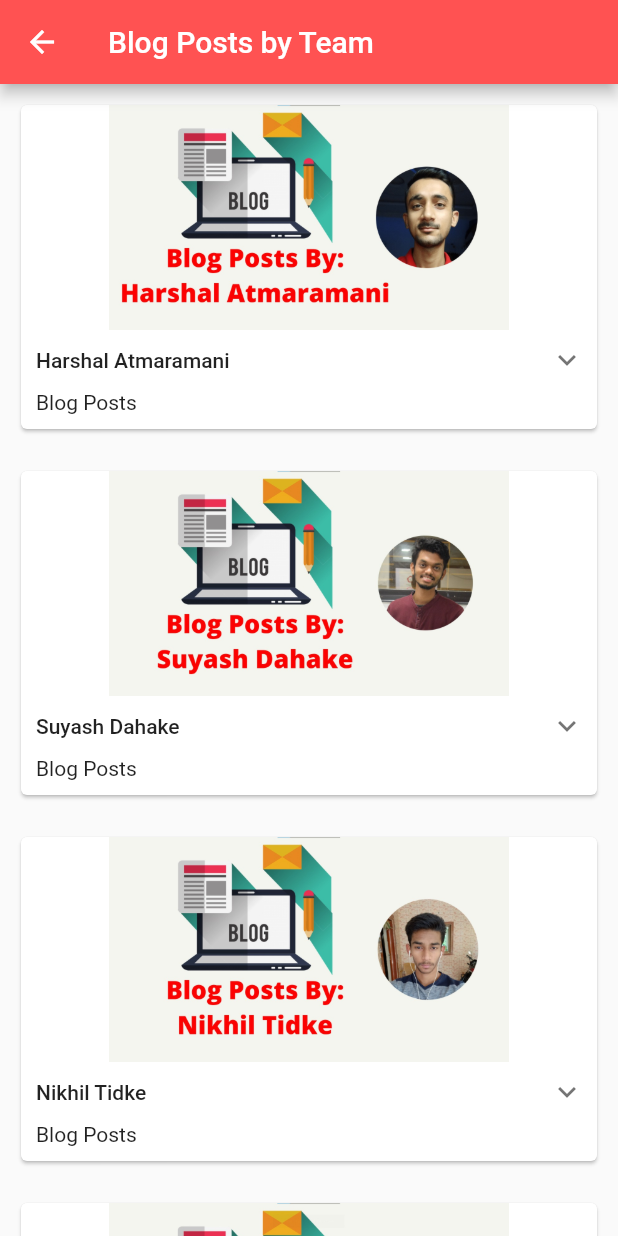
After one commit to suyash0102/task_11, a Flutter app: the screen it shows after launch, after a tap on "Blog Posts by Team", on a phone screen of 412 x 824 dp. The commit adds this screen. Run offline on Flutter 3.47's test engine with Material 2 defaults, Android fonts, the phone set to English and light mode, and no system bars; drawn by our look-alikes of expandable; our stand-ins replace webview_flutter.

Commit message:
blog_posts added

```diff
--- /dev/null
+++ b/lib/blog_posts/blog_posts_page.dart
@@ -0,0 +1,31 @@
+import 'dart:io';
+import 'package:flutter/material.dart';
+import 'package:webview_flutter/webview_flutter.dart';
+
+class BlogPostsPage extends StatefulWidget {
+  final String blogUrl;
+
+  const BlogPostsPage({Key key, this.blogUrl}) : super(key: key);
+
+  @override
+  _BlogPostsPageState createState() => _BlogPostsPageState();
+}
+
+class _BlogPostsPageState extends State<BlogPostsPage> {
+  @override
+  void initState() {
+    super.initState();
+    // Enable hybrid composition.
+    if (Platform.isAndroid) WebView.platform = SurfaceAndroidWebView();
+  }
+  @override
+  Widget build(BuildContext context) {
+    return Scaffold(
+      appBar:  AppBar(title: Text("Blog Post"),backgroundColor: Colors.redAccent,),
+      drawer: ,
+      body: WebView(
+        initialUrl: widget.blogUrl,
+      ),
+    );
+  }
+}
--- /dev/null
+++ b/lib/blog_posts/blogs_home.dart
@@ -0,0 +1,399 @@
+import 'package:expandable/expandable.dart';
+import 'package:flutter/material.dart';
+import 'package:task_11/blog_posts/blog_posts_page.dart';
+
+class BlogsHome extends StatefulWidget {
+
+  @override
+  _BlogsHomeState createState() => _BlogsHomeState();
+}
+
+class _BlogsHomeState extends State<BlogsHome> {
+  @override
+  Widget build(BuildContext context) {
+    return Scaffold(
+      appBar: AppBar(title: Text("Blog Posts by Team"),backgroundColor: Colors.redAccent,),
+      body: SingleChildScrollView(
+        child: Container(
+          child:Column(
+            children: [
+              ExpandableNotifier(
+                  child: Padding(
+                    padding: const EdgeInsets.all(10),
+                    child: Card(
+                      clipBehavior: Clip.antiAlias,
+                      child: Column(
+                        children: <Widget>[
+                          SizedBox(
+                            height: 150,
+                            child: Container(
+                              child: Container(
+                                child: Image.asset(
+                                  'assets/images/blog_harshal.jpeg',
+                                ),
+                              ),
+                            ),
+                          ),
+                          ScrollOnExpand(
+                            scrollOnExpand: true,
+                            scrollOnCollapse: false,
+                            child: ExpandablePanel(
+                              theme: const ExpandableThemeData(
+                                headerAlignment: ExpandablePanelHeaderAlignment.center,
+                                tapBodyToCollapse: true,
+                              ),
+                              header: Padding(
+                                  padding: EdgeInsets.all(10),
+                                  child: Text(
+                                    "Harshal Atmaramani",
+                                    style: Theme.of(context).textTheme.body2,
+                                  )),
+                              collapsed: Text(
+                                "Blog Posts",
+                                softWrap: true,
+                                maxLines: 2,
+                                overflow: TextOverflow.ellipsis,
+                              ),
+                              expanded: Column(
+                                crossAxisAlignment: CrossAxisAlignment.start,
+                                children: <Widget>[
+                                  TextButton(
+                                    child: Text('Confusion Matrix as a technique to understand Cyber Attacks and gain insights'),
+                                    onPressed: () {
+                                      Navigator.push(
+                                        context,
+                                        MaterialPageRoute(
+                                          builder: (context) {
+                                            return BlogPostsPage(blogUrl: "https://harshal-atmaramani.medium.com/",);
+                                          },
+                                        ),
+                                      );
+                                    },
+                                  ),
+                                  TextButton(
+                                    child: Text('JS — How can you be everywhere!'),
+                                    onPressed: () {
+                                      Navigator.push(
+                                        context,
+                                        MaterialPageRoute(
+                                          builder: (context) {
+                                            return BlogPostsPage(blogUrl: "https://harshal-atmaramani.medium.com/js-how-can-you-be-everywhere-ff52098750bf",);
+                                          },
+                                        ),
+                                      );
+                                    },
+                                  ),
+                                ],
+                              ),
+                              builder: (_, collapsed, expanded) {
+                                return Padding(
+                                  padding: EdgeInsets.only(left: 10, right: 10, bottom: 10),
+                                  child: Expandable(
+                                    collapsed: collapsed,
+                                    expanded: expanded,
+                                    theme: const ExpandableThemeData(crossFadePoint: 0),
+                                  ),
+                                );
+                              },
+                            ),
+                          ),
+                        ],
+                      ),
+                    ),
+                  )),
+              ExpandableNotifier(
+                  child: Padding(
+                    padding: const EdgeInsets.all(10),
+                    child: Card(
+                      clipBehavior: Clip.antiAlias,
+                      child: Column(
+                        children: <Widget>[
+                          SizedBox(
+                            height: 150,
+                            child: Container(
+                              child: Image.asset(
+                                'assets/images/blog_suyash.jpeg',
+                              ),
+                            ),
+                          ),
+                          ScrollOnExpand(
+                            scrollOnExpand: true,
+                            scrollOnCollapse: false,
+                            child: ExpandablePanel(
+                              theme: const ExpandableThemeData(
+                                headerAlignment: ExpandablePanelHeaderAlignment.center,
+                                tapBodyToCollapse: true,
+                              ),
+                              header: Padding(
+                                  padding: EdgeInsets.all(10),
+                                  child: Text(
+                                    "Suyash Dahake",
+                                    style: Theme.of(context).textTheme.body2,
+                                  )),
+                              collapsed: Text(
+                                "Blog Posts",
+                                softWrap: true,
+                                maxLines: 2,
+                                overflow: TextOverflow.ellipsis,
+                              ),
+                              expanded: Column(
+                                crossAxisAlignment: CrossAxisAlignment.start,
+                                children: <Widget>[
+                                  TextButton(
+                                    child: Text('Cybercrime cases detection using Confusion Matrix'),
+                                    onPressed: () {
+                                      Navigator.push(
+                                        context,
+                                        MaterialPageRoute(
+                                          builder: (context) {
+                                            return BlogPostsPage(blogUrl: "https://suyashdahake410.medium.com/cybercrime-cases-detection-using-confusion-matrix-a6c3a8215ff3",);
+                                          },
+                                        ),
+                                      );
+                                    },
+                                  ),
+                                  TextButton(
+                                    child: Text('Industry use cases of Java Script'),
+                                    onPressed: () {
+                                      Navigator.push(
+                                        context,
+                                        MaterialPageRoute(
+                                          builder: (context) {
+                                            return BlogPostsPage(blogUrl: "https://suyashdahake410.medium.com/industry-use-cases-of-java-script-2678d2d8ed0f",);
+                                          },
+                                        ),
+                                      );
+                                    },
+                                  ),
+                                  TextButton(
+                                    child: Text('K-mean clustering and its real use-case in the security domain'),
+                                    onPressed: () {
+                                      Navigator.push(
+                                        context,
+                                        MaterialPageRoute(
+                                          builder: (context) {
+                                            return BlogPostsPage(blogUrl: "https://suyashdahake410.medium.com/k-mean-clustering-and-its-real-use-case-in-the-security-domain-731c5ffd8d17",);
+                                          },
+                                        ),
+                                      );
+                                    },
+                                  ),
+                                ],
+                              ),
+                              builder: (_, collapsed, expanded) {
+                                return Padding(
+                                  padding: EdgeInsets.only(left: 10, right: 10, bottom: 10),
+                                  child: Expandable(
+                                    collapsed: collapsed,
+                                    expanded: expanded,
+                                    theme: const ExpandableThemeData(crossFadePoint: 0),
+                                  ),
+                                );
+                              },
+                            ),
+                          ),
+                        ],
+                      ),
+                    ),
+                  )),
+              ExpandableNotifier(
+                  child: Padding(
+                    padding: const EdgeInsets.all(10),
+                    child: Card(
+                      clipBehavior: Clip.antiAlias,
+                      child: Column(
+                        children: <Widget>[
+                          SizedBox(
+                            height: 150,
+                            child: Container(
+                              child: Container(
+                                child: Image.asset(
+                                  'assets/images/blog_nikhil.jpeg',
+                                ),
+                              ),
+                            ),
+                          ),
+                          ScrollOnExpand(
+                            scrollOnExpand: true,
+                            scrollOnCollapse: false,
+                            child: ExpandablePanel(
+                              theme: const ExpandableThemeData(
+                                headerAlignment: ExpandablePanelHeaderAlignment.center,
+                                tapBodyToCollapse: true,
+                              ),
+                              header: Padding(
+                                  padding: EdgeInsets.all(10),
+                                  child: Text(
+                                    "Nikhil Tidke",
+                                    style: Theme.of(context).textTheme.body2,
+                                  )),
+                              collapsed: Text(
+                                "Blog Posts",
+                                softWrap: true,
+                                maxLines: 2,
+                                overflow: TextOverflow.ellipsis,
+                              ),
+                              expanded: Column(
+                                crossAxisAlignment: CrossAxisAlignment.start,
+                                children: <Widget>[
+                                  TextButton(
+                                    child: Text('Cybercrime cases detection using Confusion Matrix'),
+                                    onPressed: () {
+                                      Navigator.push(
+                                        context,
+                                        MaterialPageRoute(
+                                          builder: (context) {
+                                            return BlogPostsPage(blogUrl: "https://suyashdahake410.medium.com/cybercrime-cases-detection-using-confusion-matrix-a6c3a8215ff3",);
+                                          },
+                                        ),
+                                      );
+                                    },
+                                  ),
+                                  TextButton(
+                                    child: Text('Industry use cases of Java Script'),
+                                    onPressed: () {
+                                      Navigator.push(
+                                        context,
+                                        MaterialPageRoute(
+                                          builder: (context) {
+                                            return BlogPostsPage(blogUrl: "https://suyashdahake410.medium.com/industry-use-cases-of-java-script-2678d2d8ed0f",);
+                                          },
+                                        ),
+                                      );
+                                    },
+                                  ),
+                                  TextButton(
+                                    child: Text('K-mean clustering and its real use-case in the security domain'),
+                                    onPressed: () {
+                                      Navigator.push(
+                                        context,
+                                        MaterialPageRoute(
+                                          builder: (context) {
+                                            return BlogPostsPage(blogUrl: "https://suyashdahake410.medium.com/k-mean-clustering-and-its-real-use-case-in-the-security-domain-731c5ffd8d17",);
+                                          },
+                                        ),
+                                      );
+                                    },
+                                  ),
+                                ],
+                              ),
+                              builder: (_, collapsed, expanded) {
+                                return Padding(
+                                  padding: EdgeInsets.only(left: 10, right: 10, bottom: 10),
+                                  child: Expandable(
+                                    collapsed: collapsed,
+                                    expanded: expanded,
+                                    theme: const ExpandableThemeData(crossFadePoint: 0),
+                                  ),
+                                );
+                              },
+                            ),
+                          ),
+                        ],
+                      ),
+                    ),
+                  )),
+              ExpandableNotifier(
+                  child: Padding(
+                    padding: const EdgeInsets.all(10),
+                    child: Card(
+                      clipBehavior: Clip.antiAlias,
+                      child: Column(
+                        children: <Widget>[
+                          SizedBox(
+                            height: 150,
+                            child: Container(
+                              child: Container(
+                                child: Image.asset(
+                                  'assets/images/blog_deepali.jpeg',
+                                ),
+                              ),
+                            ),
+                          ),
+                          ScrollOnExpand(
+                            scrollOnExpand: true,
+                            scrollOnCollapse: false,
+                            child: ExpandablePanel(
+                              theme: const ExpandableThemeData(
+                                headerAlignment: ExpandablePanelHeaderAlignment.center,
+                                tapBodyToCollapse: true,
+                              ),
+                              header: Padding(
+                                  padding: EdgeInsets.all(10),
+                                  child: Text(
+                                    "Deepali Ghadia",
+                                    style: Theme.of(context).textTheme.body2,
+                                  )),
+                              collapsed: Text(
+                                "Blog Posts",
+                                softWrap: true,
+                                maxLines: 2,
+                                overflow: TextOverflow.ellipsis,
+                              ),
+                              expanded: Column(
+                                crossAxisAlignment: CrossAxisAlignment.start,
+                                children: <Widget>[
+                                  TextButton(
+                                    child: Text('Cybercrime cases detection using Confusion Matrix'),
+                                    onPressed: () {
+                                      Navigator.push(
+                                        context,
+                                        MaterialPageRoute(
+                                          builder: (context) {
+                                            return BlogPostsPage(blogUrl: "https://suyashdahake410.medium.com/cybercrime-cases-detection-using-confusion-matrix-a6c3a8215ff3",);
+                                          },
+                                        ),
+                                      );
+                                    },
+                                  ),
+                                  TextButton(
+                                    child: Text('Industry use cases of Java Script'),
+                                    onPressed: () {
+                                      Navigator.push(
+                                        context,
+                                        MaterialPageRoute(
+                                          builder: (context) {
+                                            return BlogPostsPage(blogUrl: "https://suyashdahake410.medium.com/industry-use-cases-of-java-script-2678d2d8ed0f",);
+                                          },
+                                        ),
+                                      );
+                                    },
+                                  ),
+                                  TextButton(
+                                    child: Text('K-mean clustering and its real use-case in the security domain'),
+                                    onPressed: () {
+                                      Navigator.push(
+                                        context,
+                                        MaterialPageRoute(
+                                          builder: (context) {
+                                            return BlogPostsPage(blogUrl: "https://suyashdahake410.medium.com/k-mean-clustering-and-its-real-use-case-in-the-security-domain-731c5ffd8d17",);
+                                          },
+                                        ),
+                                      );
+                                    },
+                                  ),
+                                ],
+                              ),
+                              builder: (_, collapsed, expanded) {
+                                return Padding(
+                                  padding: EdgeInsets.only(left: 10, right: 10, bottom: 10),
+                                  child: Expandable(
+                                    collapsed: collapsed,
+                                    expanded: expanded,
+                                    theme: const ExpandableThemeData(crossFadePoint: 0),
+                                  ),
+                                );
+                              },
+                            ),
+                          ),
+                        ],
+                      ),
+                    ),
+                  ))
+            ],
+          ),
+        ),
+      ),
+    );
+  }
+}
--- a/lib/home_screen.dart
+++ b/lib/home_screen.dart
@@ -1,5 +1,7 @@
 
 import 'package:flutter/material.dart';
+import 'package:task_11/blog_posts/blog_posts_page.dart';
+import 'package:task_11/blog_posts/blogs_home.dart';
 
 class HomeScreen extends StatefulWidget {
   @override
@@ -10,10 +12,28 @@ class _HomeScreenState extends State<HomeScreen> {
   @override
   Widget build(BuildContext context) {
     return Scaffold(
-      appBar: AppBar(title: Text("Task 11"),),
+      appBar: AppBar(title: Text("Task 11"),backgroundColor: Colors.redAccent,),
       body: SingleChildScrollView(
         child: Column(children: [
           SizedBox(height: 50,),
+          Container(
+            // decoration:,
+            child: Center(
+              child: TextButton(
+                child: Text('Blog Posts by Team',style: TextStyle(fontSize: 25),),
+                onPressed: () {
+                  Navigator.push(
+                    context,
+                    MaterialPageRoute(
+                      builder: (context) {
+                        return BlogsHome();
+                      },
+                    ),
+                  );
+                },
+              ),
+            ),
+          ),
           Text("Task 1")
         ],),
       ),
--- a/pubspec.yaml
+++ b/pubspec.yaml
@@ -28,6 +28,8 @@ dependencies:
   # The following adds the Cupertino Icons font to your application.
   # Use with the CupertinoIcons class for iOS style icons.
   cupertino_icons: ^1.0.2
+  webview_flutter: ^2.0.12
+  expandable: ^5.0.1
 
 dev_dependencies:
   flutter_test:
```
Also changed, not shown: assets/images/blog_deepali.jpeg (added), assets/images/blog_harshal.jpeg (added), assets/images/blog_nikhil.jpeg (added), assets/images/blog_suyash.jpeg (added), 4 other files.
